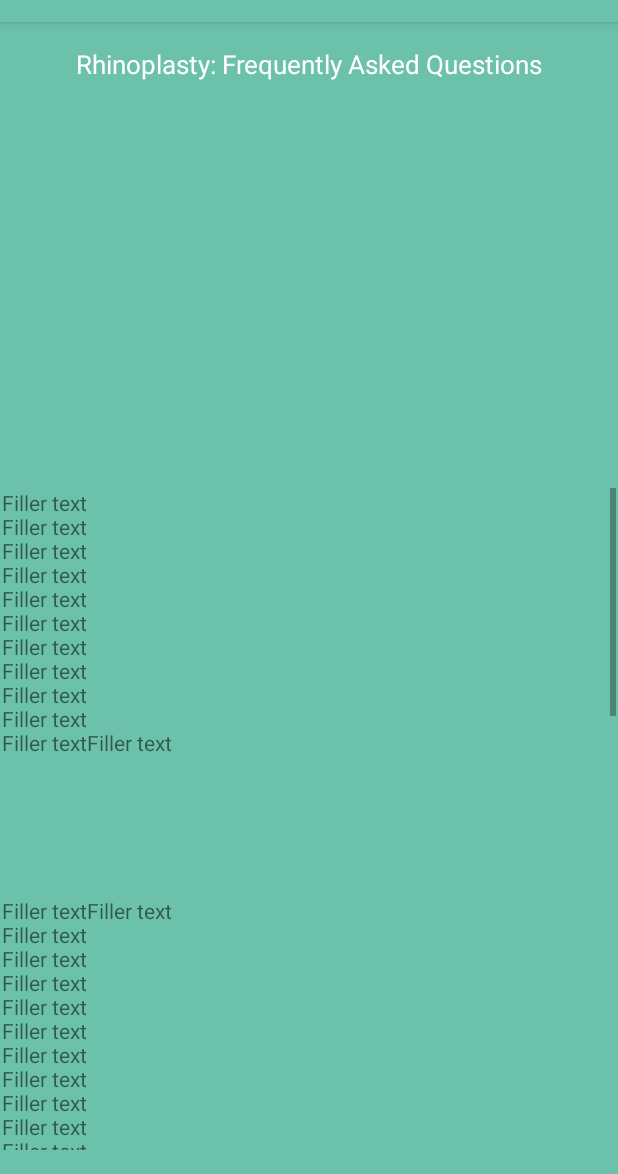
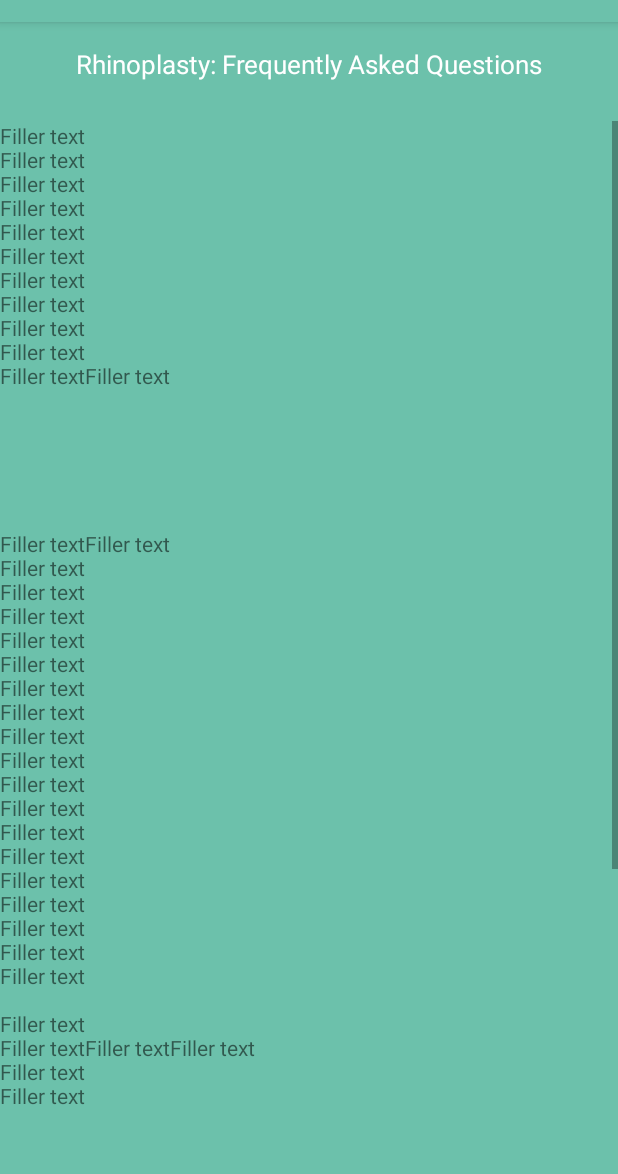
Before and after one commit to HasMuh/PostOpGo, an Android app: the FaqRhino screen opened directly, with no data from a screen before it, on a phone screen of 412 x 824 dp, the part 62-1236 px from its top. Run offline under Robolectric (Android 15) with nearby library versions, the phone set to English and light mode, and no system bars.

Commit message:
More formatting

```diff
--- a/app/src/main/res/layout/activity_faq_rhino.xml
+++ b/app/src/main/res/layout/activity_faq_rhino.xml
@@ -10,7 +10,7 @@
     <TextView
         android:id="@+id/title"
         android:layout_width="wrap_content"
-        android:layout_height="wrap_content"
+        android:layout_height="42dp"
         android:layout_marginTop="16dp"
         android:text="Rhinoplasty: Frequently Asked Questions"
         android:textColor="@android:color/white"
@@ -21,24 +21,18 @@
 
     <TextView
         android:id="@+id/fillable"
-        android:layout_width="0dp"
-        android:layout_height="441dp"
+        android:layout_width="match_parent"
+        android:layout_height="800dp"
+        android:layout_marginTop="8dp"
+        android:fillViewport="true"
         android:maxLines="500"
         android:scrollbars="vertical"
-        app:layout_constraintBottom_toBottomOf="parent"
-        app:layout_constraintHorizontal_bias="0.0"
-        app:layout_constraintLeft_toLeftOf="parent"
-        app:layout_constraintRight_toRightOf="parent"
+        app:layout_constraintEnd_toEndOf="parent"
+        app:layout_constraintHorizontal_bias="0.5"
+        app:layout_constraintStart_toStartOf="parent"
+        app:layout_constraintTop_toBottomOf="@+id/title"
         tools:layout_constraintBottom_creator="1"
         tools:layout_constraintLeft_creator="1"
-        tools:layout_constraintRight_creator="1"
-        android:layout_marginBottom="16dp"
-        android:layout_marginStart="1dp"
-        android:layout_marginEnd="1dp"
-        android:layout_marginLeft="1dp"
-        android:layout_marginRight="1dp"
-        app:layout_constraintTop_toTopOf="@+id/title"
-        android:layout_marginTop="8dp"
-        app:layout_constraintVertical_bias="1.0" />
+        tools:layout_constraintRight_creator="1" />
 
 </android.support.constraint.ConstraintLayout>
```
Also changed, not shown: app/src/main/AndroidManifest.xml (+7 -1 lines), app/src/main/res/layout/activity_dcrhino.xml (+4 -6 lines).
